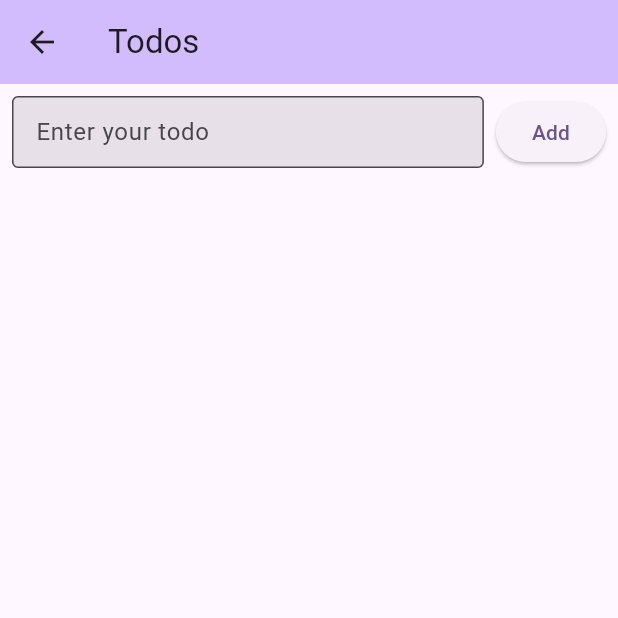
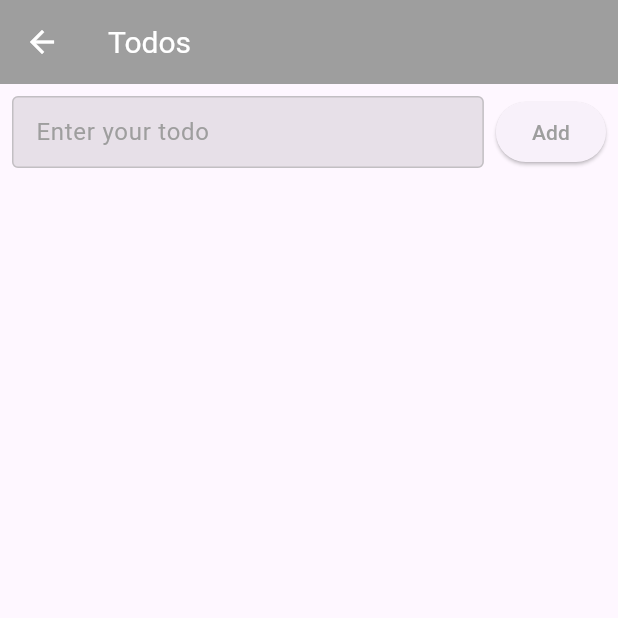
Before and after one commit to marieesss/flutter-todo-list, a Flutter app: the TodosPage screen opened directly with empty values, on a phone screen of 412 x 824 dp, the top half of it. Run offline on Flutter 3.47's test engine with Material 3 defaults, Android fonts, the phone set to English and light mode, and no system bars; our stand-ins replace cloud_firestore, firebase_auth, firebase_core; accounts and stored records are empty.

Commit message:
change color style depending category color

```diff
--- a/lib/screens/categories/categories_page.dart
+++ b/lib/screens/categories/categories_page.dart
@@ -48,7 +48,10 @@ class CategoriesPage extends StatelessWidget {
                 subtitle: Text(category.description),
                 onLongPress: () => Navigator.of(context).push(
                   MaterialPageRoute<void>(
-                    builder: (context) => TodosPage(categoryId: category.id),
+                    builder: (context) => TodosPage(
+                      categoryId: category.id,
+                      color: category.color,
+                    ),
                   ),
                 ),
                 trailing: PopupMenuButton<String>(
--- a/lib/screens/todos/todos.dart
+++ b/lib/screens/todos/todos.dart
@@ -6,9 +6,10 @@ import 'package:flutter_application_1/models/todo.dart';
 import 'package:flutter_application_1/services/todo_service.dart';
 
 class TodosPage extends StatefulWidget {
-  const TodosPage({super.key, required this.categoryId});
+  const TodosPage({super.key, required this.categoryId, required this.color});
 
   final String categoryId;
+  final Color color;
 
   @override
   State<TodosPage> createState() => _TodosPageState();
@@ -83,8 +84,10 @@ class _TodosPageState extends State<TodosPage> {
   Widget build(BuildContext context) {
     return Scaffold(
       appBar: AppBar(
-        backgroundColor: Theme.of(context).colorScheme.inversePrimary,
+        backgroundColor: widget.color,
         title: const Text('Todos'),
+        iconTheme: IconThemeData(color: Colors.white),
+        titleTextStyle: TextStyle(color: Colors.white, fontSize: 20),
       ),
       body: isLoading
           ? const Center(child: CircularProgressIndicator())
@@ -96,9 +99,22 @@ class _TodosPageState extends State<TodosPage> {
                     children: [
                       Expanded(
                         child: TextField(
-                          decoration: const InputDecoration(
-                            border: OutlineInputBorder(),
+                          cursorColor: widget.color,
+                          decoration: InputDecoration(
                             labelText: 'Enter your todo',
+                            labelStyle: TextStyle(color: widget.color),
+                            focusedBorder: OutlineInputBorder(
+                              borderSide: BorderSide(
+                                color: widget.color,
+                                width: 2,
+                              ),
+                            ),
+                            enabledBorder: OutlineInputBorder(
+                              borderSide: BorderSide(
+                                color: widget.color.withOpacity(0.5),
+                                width: 1,
+                              ),
+                            ),
                           ),
                           onChanged: (text) {
                             setState(() {
@@ -112,7 +128,11 @@ class _TodosPageState extends State<TodosPage> {
                         onPressed: () {
                           _addItem(_newItemTitle);
                         },
-                        child: const Text("Add"),
+
+                        child: Text(
+                          "Add",
+                          style: TextStyle(color: widget.color),
+                        ),
                       ),
                     ],
                   ),
@@ -128,6 +148,7 @@ class _TodosPageState extends State<TodosPage> {
                         onChanged: (value) {
                           _setAsDone(index, value);
                         },
+                        checkColor: widget.color,
                       );
                     },
                   ),
```
Also changed, not shown: lib/components/row/row.dart (+7 -1 lines).
